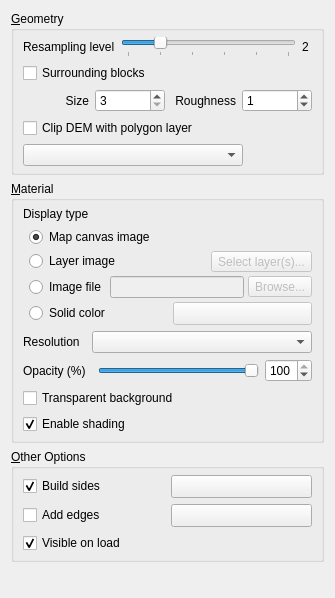
The window that ui/demproperties.ui (minorua/Qgis2threejs) describes before a commit, drawn with Qt 5.
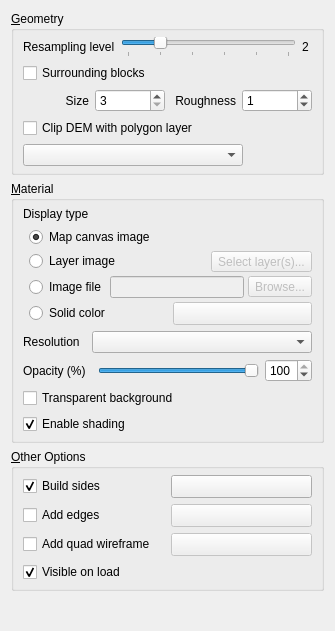
The same window after the commit. Custom widgets are drawn as their Qt base class.

Commit message: DEM: add "Add quad wireframe" option

The edit to the form file:
```diff
--- a/ui/demproperties.ui
+++ b/ui/demproperties.ui
@@ -7,7 +7,7 @@
     <x>0</x>
     <y>0</y>
     <width>335</width>
-    <height>598</height>
+    <height>631</height>
    </rect>
   </property>
   <property name="windowTitle">
@@ -429,27 +429,17 @@
         </property>
        </widget>
       </item>
-      <item row="2" column="0">
-       <widget class="QCheckBox" name="checkBox_Visible">
-        <property name="text">
-         <string>Visible on load</string>
-        </property>
-        <property name="checked">
-         <bool>true</bool>
-        </property>
-       </widget>
-      </item>
       <item row="1" column="1">
        <widget class="QgsColorButton" name="toolButton_EdgeColor">
+        <property name="enabled">
+         <bool>false</bool>
+        </property>
         <property name="sizePolicy">
          <sizepolicy hsizetype="Preferred" vsizetype="Fixed">
           <horstretch>0</horstretch>
           <verstretch>0</verstretch>
          </sizepolicy>
         </property>
-        <property name="text">
-         <string/>
-        </property>
        </widget>
       </item>
       <item row="1" column="0">
@@ -459,6 +449,36 @@
         </property>
        </widget>
       </item>
+      <item row="3" column="0" colspan="2">
+       <widget class="QCheckBox" name="checkBox_Visible">
+        <property name="text">
+         <string>Visible on load</string>
+        </property>
+        <property name="checked">
+         <bool>true</bool>
+        </property>
+       </widget>
+      </item>
+      <item row="2" column="0">
+       <widget class="QCheckBox" name="checkBox_Wireframe">
+        <property name="text">
+         <string>Add quad wireframe</string>
+        </property>
+       </widget>
+      </item>
+      <item row="2" column="1">
+       <widget class="QgsColorButton" name="toolButton_WireframeColor">
+        <property name="enabled">
+         <bool>false</bool>
+        </property>
+        <property name="sizePolicy">
+         <sizepolicy hsizetype="Preferred" vsizetype="Fixed">
+          <horstretch>0</horstretch>
+          <verstretch>0</verstretch>
+         </sizepolicy>
+        </property>
+       </widget>
+      </item>
      </layout>
     </widget>
    </item>
```
Left out of the diff: 133 changed lines with no effect on the pictures. The commit also changes 5 other files.
